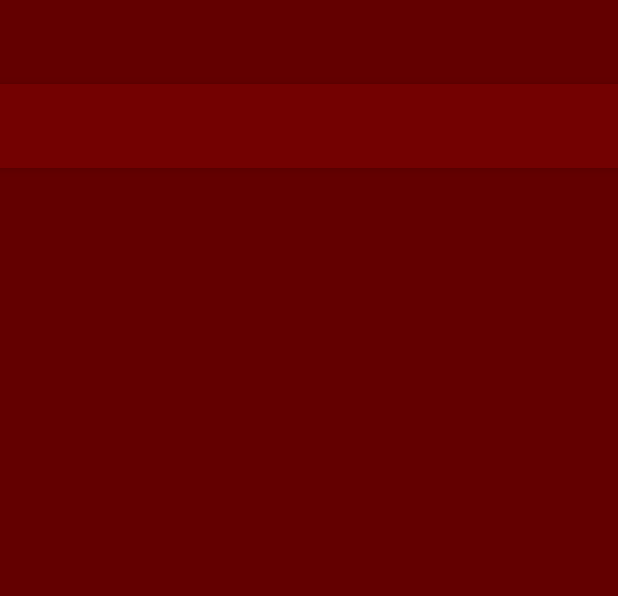
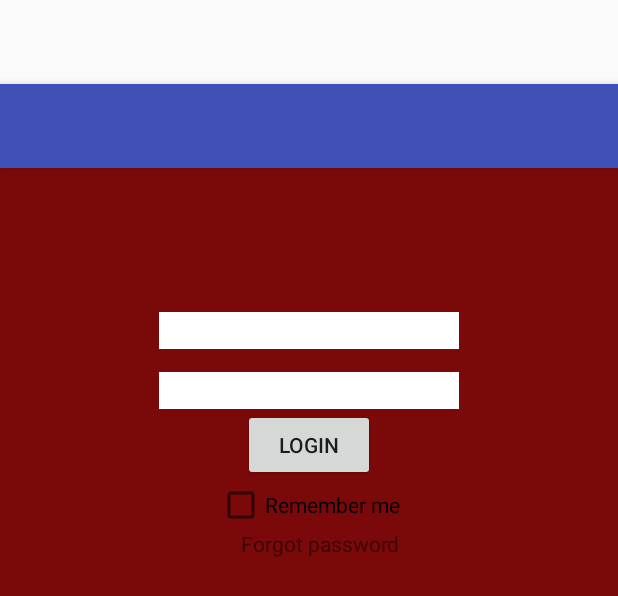
Before and after one commit to jamesd28/myfunctionalsystem-app, an Android app: the layout activity_main.xml on its own in the app's theme, with its tools: preview values and no code run, on a phone screen of 412 x 824 dp. Shown: the top 596 px of the screen. Run offline under Robolectric (Android 15) with nearby library versions, the phone set to English and light mode, and no system bars.

Commit message:
Add log-in screen and daily view - basic

```diff
--- a/myFunctionalSystem/app/src/main/res/layout/activity_main.xml
+++ b/myFunctionalSystem/app/src/main/res/layout/activity_main.xml
@@ -3,19 +3,22 @@
     xmlns:android="http://schemas.android.com/apk/res/android"
     xmlns:app="http://schemas.android.com/apk/res-auto"
     xmlns:tools="http://schemas.android.com/tools" android:layout_width="match_parent"
-    android:layout_height="match_parent" android:fitsSystemWindows="true" tools:context=".Main"
-    android:background="#630000">
+    android:layout_height="match_parent" android:fitsSystemWindows="true"
+    tools:context=".MainActivity">
 
     <android.support.design.widget.AppBarLayout android:layout_height="wrap_content"
-        android:layout_width="match_parent" android:theme="@style/AppTheme.AppBarOverlay"
-        android:background="#6c0000">
+        android:layout_width="match_parent" android:theme="@style/AppTheme.AppBarOverlay">
 
         <android.support.v7.widget.Toolbar android:id="@+id/toolbar"
             android:layout_width="match_parent" android:layout_height="?attr/actionBarSize"
-            android:background="#730101" app:popupTheme="@style/AppTheme.PopupOverlay" />
+            android:background="?attr/colorPrimary" app:popupTheme="@style/AppTheme.PopupOverlay" />
 
     </android.support.design.widget.AppBarLayout>
 
+
     <include layout="@layout/content_main" />
 
+
+
+
 </android.support.design.widget.CoordinatorLayout>
--- a/myFunctionalSystem/app/src/main/res/layout/content_main.xml
+++ b/myFunctionalSystem/app/src/main/res/layout/content_main.xml
@@ -7,6 +7,70 @@
     android:paddingTop="@dimen/activity_vertical_margin"
     android:paddingBottom="@dimen/activity_vertical_margin"
     app:layout_behavior="@string/appbar_scrolling_view_behavior"
-    tools:showIn="@layout/activity_main" tools:context=".Main">
+    tools:context=".MainActivity"
+    tools:showIn="@layout/activity_main"
+    android:background="#7b0909"
+    android:id="@+id/loginScreen">
+
+
+    <EditText
+        android:layout_width="wrap_content"
+        android:layout_height="wrap_content"
+        android:id="@+id/unameText"
+        android:layout_centerHorizontal="true"
+        android:layout_marginTop="80dp"
+        android:width="200dp"
+        android:background="#FFFFFF"
+        android:clickable="true"
+        android:textAlignment="center">
+        <requestFocus/>
+    </EditText>
+
+
+    <EditText
+        android:layout_width="wrap_content"
+        android:layout_height="wrap_content"
+        android:id="@+id/passwordText"
+        android:width="200dp"
+        android:background="#FFFFFF"
+        android:layout_below="@+id/unameText"
+        android:layout_alignLeft="@+id/unameText"
+        android:layout_alignStart="@+id/unameText"
+        android:layout_marginTop="15dp"
+        android:clickable="true"
+        android:textIsSelectable="false"
+        android:inputType="textPassword"
+        android:textAlignment="center">
+        <requestFocus/>
+    </EditText>
+
+    <Button
+        android:layout_width="wrap_content"
+        android:layout_height="wrap_content"
+        android:text="Login"
+        android:id="@+id/loginButton"
+        android:layout_below="@+id/passwordText"
+        android:layout_centerHorizontal="true"
+        android:onClick="launchlogin" />
+
+    <CheckBox
+        android:layout_width="wrap_content"
+        android:layout_height="wrap_content"
+        android:text="Remember me"
+        android:id="@+id/rememberCheckBox"
+        android:layout_below="@+id/loginButton"
+        android:layout_centerHorizontal="true" />
+
+    <TextView
+        android:layout_width="wrap_content"
+        android:layout_height="wrap_content"
+        android:textAppearance="?android:attr/textAppearanceSmall"
+        android:text="Forgot password"
+        android:id="@+id/forgotPassText"
+        android:layout_below="@+id/rememberCheckBox"
+        android:layout_alignRight="@+id/rememberCheckBox"
+        android:layout_alignEnd="@+id/rememberCheckBox"
+        android:textSize="14sp"
+        android:clickable="true" />
 
 </RelativeLayout>
```
Also changed, not shown: myFunctionalSystem/app/src/main/AndroidManifest.xml (+6 -1 lines), myFunctionalSystem/app/src/main/java/cmpt305/myfunctionalsystem/Main.java (deleted, +0 -61 lines), myFunctionalSystem/app/src/main/res/menu/menu_main.xml (+0 -8 lines).
